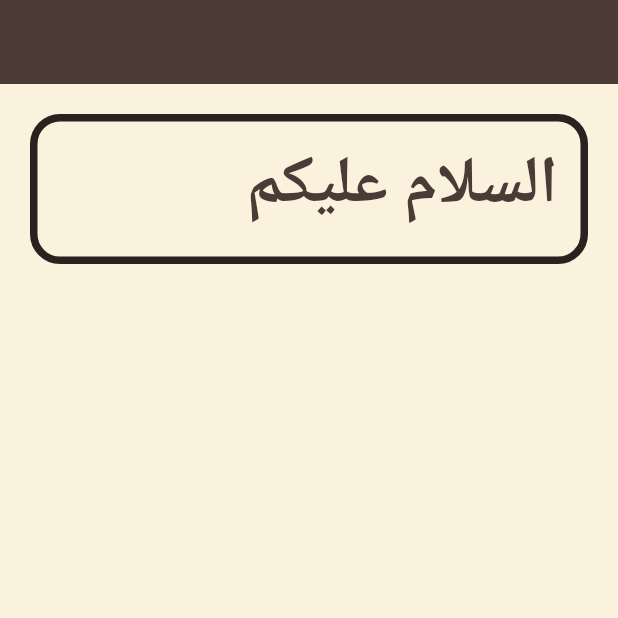
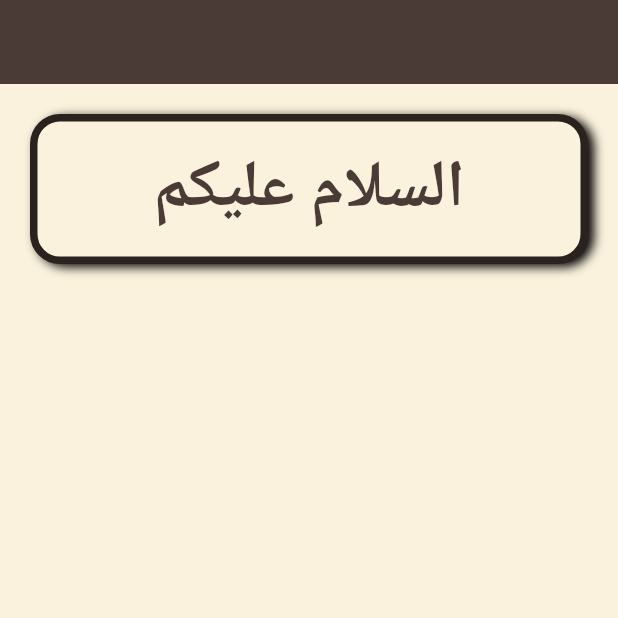
Before and after one commit to aboalhasan-albedairy/Hash-Plus-Course---Flutter-Basics, a Flutter app: the screen it shows after launch, on a phone screen of 412 x 824 dp, the top half of it. Run offline on Flutter 3.47's test engine with Material 3 defaults, Android fonts, the phone set to English and light mode, and no system bars.

Commit message:
Lesson 4: Container() Widget Part 3

```diff
--- a/lib/main.dart
+++ b/lib/main.dart
@@ -28,9 +28,13 @@ class HomePage extends StatelessWidget {
           color: Color(0xfffaf2dd),
           border: Border.all(color: Color(0xff2a221f), width: 5),
           borderRadius: BorderRadius.all(Radius.circular(20)),
+          boxShadow: [
+            BoxShadow(color: Colors.black, blurRadius: 5, offset: Offset(4, 2)),
+          ],
         ),
         margin: EdgeInsets.all(20),
         padding: EdgeInsets.symmetric(vertical: 10, horizontal: 15),
+        alignment: Alignment.center,
         child: Text(
           "السلام عليكم",
           style: TextStyle(
```
